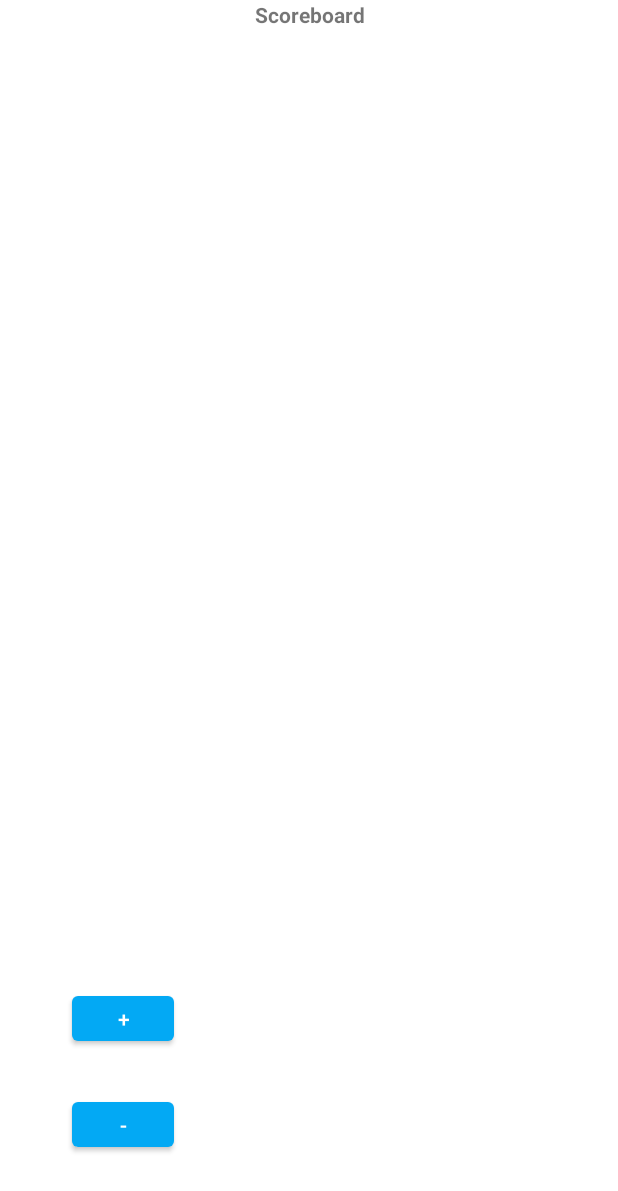
After one commit to jtsang02/ScorePort, an Android app: the Scoreboard screen opened directly, with no data from a screen before it, on a phone screen of 412 x 824 dp. The commit adds this screen. Shown: the top 1191 px of the screen. Run offline under Robolectric (Android 15) with nearby library versions, the phone set to English and light mode, and no system bars.

Commit message:
increment/decrement btns
sends commands to arduino

```diff
--- a/app/build.gradle
+++ b/app/build.gradle
@@ -1,4 +1,5 @@
 apply plugin: 'com.android.application'
+apply plugin: 'kotlin-android'
 
 android {
     compileSdkVersion 29
--- /dev/null
+++ b/app/src/main/java/com/droiduino/bluetoothconn/Scoreboard.kt
@@ -0,0 +1,55 @@
+package com.droiduino.bluetoothconn
+
+import androidx.appcompat.app.AppCompatActivity
+import android.os.Bundle
+import com.droiduino.bluetoothconn.R
+import android.widget.ProgressBar
+import android.widget.TextView
+import android.bluetooth.BluetoothAdapter
+import com.droiduino.bluetoothconn.MainActivity
+import com.droiduino.bluetoothconn.MainActivity.CreateConnectThread
+import android.os.Looper
+import android.content.Intent
+import com.droiduino.bluetoothconn.SelectDeviceActivity
+import android.content.ContentValues
+import com.droiduino.bluetoothconn.MainActivity.ConnectedThread
+import android.bluetooth.BluetoothDevice
+import android.bluetooth.BluetoothSocket
+import android.os.Handler
+import android.os.Message
+import android.util.Log
+import android.view.View
+import android.widget.Button
+import android.widget.ImageButton
+import android.widget.ImageView
+import androidx.appcompat.widget.Toolbar
+import java.io.IOException
+import java.io.InputStream
+import java.io.OutputStream
+
+class Scoreboard : AppCompatActivity() {
+    override fun onCreate(savedInstanceState: Bundle?) {
+        super.onCreate(savedInstanceState)
+        setContentView(R.layout.activity_scoreboard)
+
+        val incrementHomeScore = findViewById<Button>(R.id.buttonIncrementHomeScore)
+        val decrementHomeScore = findViewById<Button>(R.id.buttonDecrementHomeScore)
+
+        // increment home score
+
+        incrementHomeScore.setOnClickListener {
+            val cmdText = "<increment home score>"
+            // Send command to Arduino board
+            MainActivity.connectedThread!!.write(cmdText)
+        }
+
+        decrementHomeScore.setOnClickListener {
+            val cmdText = "<decrement home score>"
+            // Send command to Arduino board
+            MainActivity.connectedThread!!.write(cmdText)
+        }
+
+    }
+
+
+}
--- /dev/null
+++ b/app/src/main/res/layout/activity_scoreboard.xml
@@ -0,0 +1,48 @@
+<?xml version="1.0" encoding="utf-8"?>
+<androidx.constraintlayout.widget.ConstraintLayout xmlns:android="http://schemas.android.com/apk/res/android"
+    xmlns:app="http://schemas.android.com/apk/res-auto"
+    xmlns:tools="http://schemas.android.com/tools"
+    android:id="@+id/constrainLayout"
+    android:layout_width="match_parent"
+    android:layout_height="match_parent"
+    android:background="@android:color/background_light"
+    tools:context=".MainActivity">
+
+
+    <TextView
+        android:id="@+id/textViewInfo"
+        android:layout_width="wrap_content"
+        android:layout_height="wrap_content"
+        android:layout_marginStart="16dp"
+        android:layout_marginEnd="16dp"
+        android:text="@string/scoreboard"
+        android:textAlignment="center"
+        android:textStyle="bold"
+        app:layout_constraintEnd_toEndOf="parent"
+        app:layout_constraintStart_toStartOf="parent"
+        tools:layout_editor_absoluteY="26dp" />
+
+    <Button
+        android:id="@+id/buttonIncrementHomeScore"
+        android:layout_width="68dp"
+        android:layout_height="42dp"
+        android:layout_marginStart="48dp"
+        android:layout_marginBottom="124dp"
+        android:text=" + "
+        app:layout_constraintBottom_toBottomOf="parent"
+        app:layout_constraintStart_toStartOf="parent"
+        app:srcCompat="@android:drawable/arrow_up_float" />
+
+    <Button
+        android:id="@+id/buttonDecrementHomeScore"
+        android:layout_width="68dp"
+        android:layout_height="42dp"
+        android:layout_marginStart="48dp"
+        android:layout_marginBottom="53dp"
+        android:text=" - "
+        app:layout_constraintBottom_toBottomOf="parent"
+        app:layout_constraintStart_toStartOf="parent"
+        app:srcCompat="@android:drawable/arrow_down_float" />
+
+
+</androidx.constraintlayout.widget.ConstraintLayout>
--- a/app/src/main/res/values/strings.xml
+++ b/app/src/main/res/values/strings.xml
@@ -1,4 +1,5 @@
 <resources>
     <string name="app_name">Droiduino Bluetooth Connection</string>
+    <string name="scoreboard">Scoreboard</string>
 
 </resources>
--- a/build.gradle
+++ b/build.gradle
@@ -9,6 +9,7 @@ buildscript {
     }
     dependencies {
         classpath 'com.android.tools.build:gradle:7.0.4'
+        classpath 'org.jetbrains.kotlin:kotlin-gradle-plugin:1.6.10'
 
 
         // NOTE: Do not place your application dependencies here; they belong
```
Also changed, not shown: app/src/main/AndroidManifest.xml (+5 -7 lines), app/src/main/java/com/droiduino/bluetoothconn/MainActivity.kt (+9 -1 lines), app/src/main/res/layout/activity_main.xml (+11 -0 lines).
